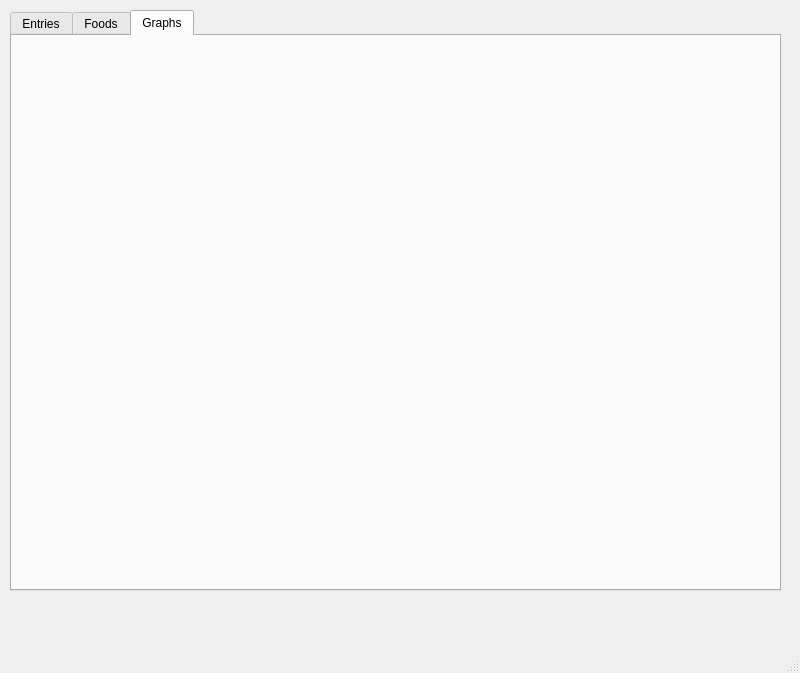
This is src/mainwindow.ui in MaGnaFlo/MacroCount as Qt 5 draws it before an edit. The edited form follows.
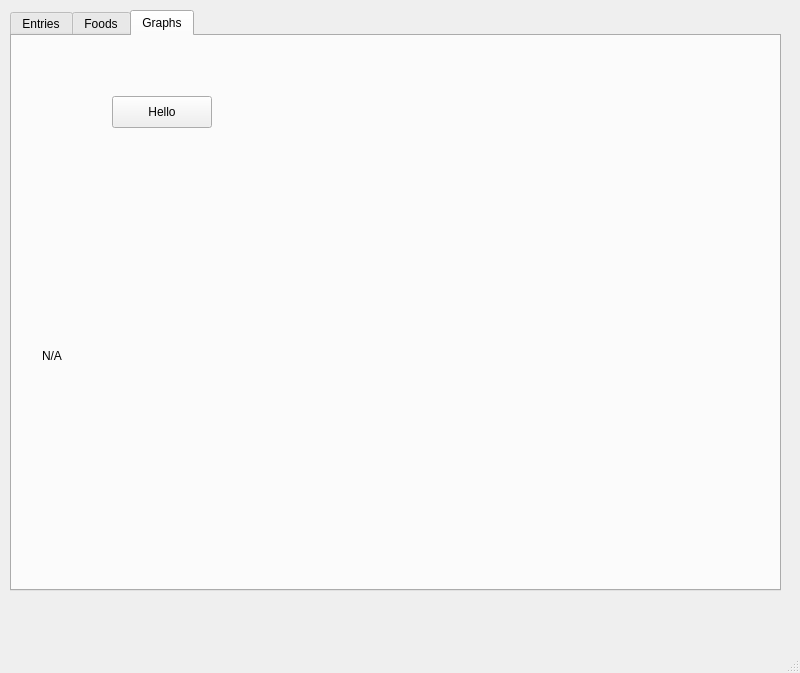
This is the edited form. The open tabs and pages were chosen to show the change. Custom widgets are drawn as their Qt base class.

```diff
--- a/src/mainwindow.ui
+++ b/src/mainwindow.ui
@@ -156,6 +156,32 @@
      <attribute name="title">
       <string>Graphs</string>
      </attribute>
+     <widget class="QLabel" name="label">
+      <property name="geometry">
+       <rect>
+        <x>30</x>
+        <y>120</y>
+        <width>700</width>
+        <height>400</height>
+       </rect>
+      </property>
+      <property name="text">
+       <string>N/A</string>
+      </property>
+     </widget>
+     <widget class="QPushButton" name="pushButton">
+      <property name="geometry">
+       <rect>
+        <x>100</x>
+        <y>60</y>
+        <width>100</width>
+        <height>32</height>
+       </rect>
+      </property>
+      <property name="text">
+       <string>Hello</string>
+      </property>
+     </widget>
     </widget>
    </widget>
   </widget>
```
Left out of the diff: 4 changed lines with no effect on the pictures.
